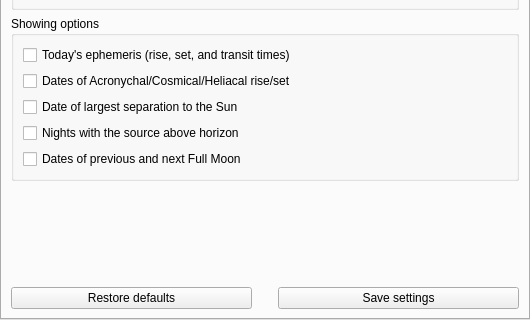
Before: the Qt Designer form plugins/Observability/src/gui/ObservabilityDialog.ui in Stellarium/stellarium, drawn with Qt 5; both pictures show x 0 to 530 and y 234 to 554 of the 530 by 554 pixel window.
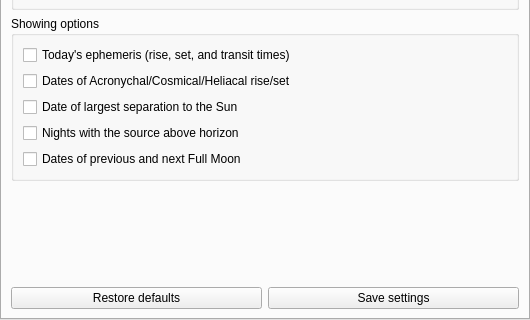
After: the same form once the commit is applied. Custom widgets are drawn as their Qt base class.

The edit to the form file:
```diff
--- a/plugins/Observability/src/gui/ObservabilityDialog.ui
+++ b/plugins/Observability/src/gui/ObservabilityDialog.ui
@@ -379,22 +379,6 @@
            </property>
           </widget>
          </item>
-         <item>
-          <spacer name="horizontalSpacer">
-           <property name="orientation">
-            <enum>Qt::Horizontal</enum>
-           </property>
-           <property name="sizeType">
-            <enum>QSizePolicy::Fixed</enum>
-           </property>
-           <property name="sizeHint" stdset="0">
-            <size>
-             <width>20</width>
-             <height>20</height>
-            </size>
-           </property>
-          </spacer>
-         </item>
          <item>
           <widget class="QPushButton" name="saveSettingsButton">
            <property name="sizePolicy">
```
Left out of the diff: 2 changed lines with no effect on the pictures.
